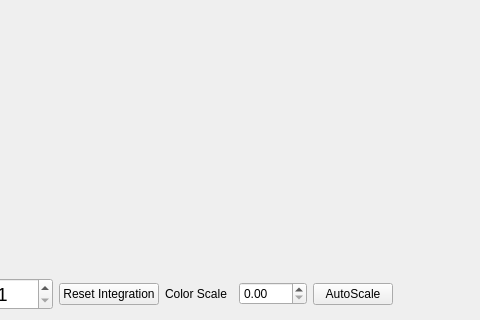
usnistgov/dastardcommander, file observe.ui: the form before one commit; both pictures show x 362 to 842 and y 165 to 485 of the 842 by 485 pixel window.
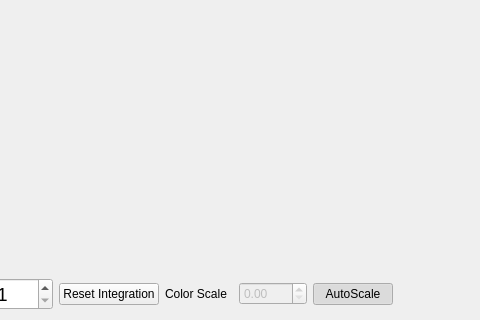
The form after the commit.

Commit message: disable colorScale when autoscale is on

The edit to the form file:
```diff
--- a/observe.ui
+++ b/observe.ui
@@ -87,7 +87,11 @@
        </widget>
       </item>
       <item>
-       <widget class="QDoubleSpinBox" name="doubleSpinBox_colorScale"/>
+       <widget class="QDoubleSpinBox" name="doubleSpinBox_colorScale">
+        <property name="enabled">
+         <bool>false</bool>
+        </property>
+       </widget>
       </item>
       <item>
        <widget class="QPushButton" name="pushButton_autoScale">
@@ -98,7 +102,7 @@
          <bool>true</bool>
         </property>
         <property name="checked">
-         <bool>false</bool>
+         <bool>true</bool>
         </property>
        </widget>
       </item>
```
The commit also changes 1 other file.
